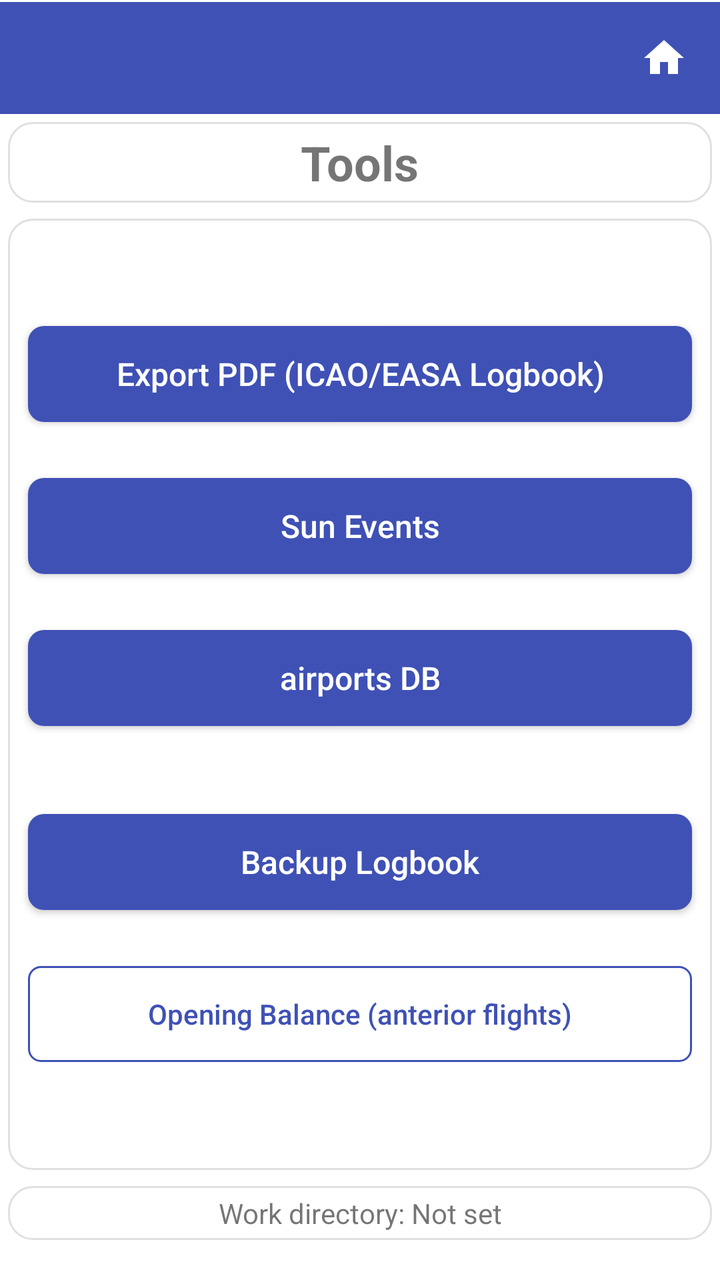
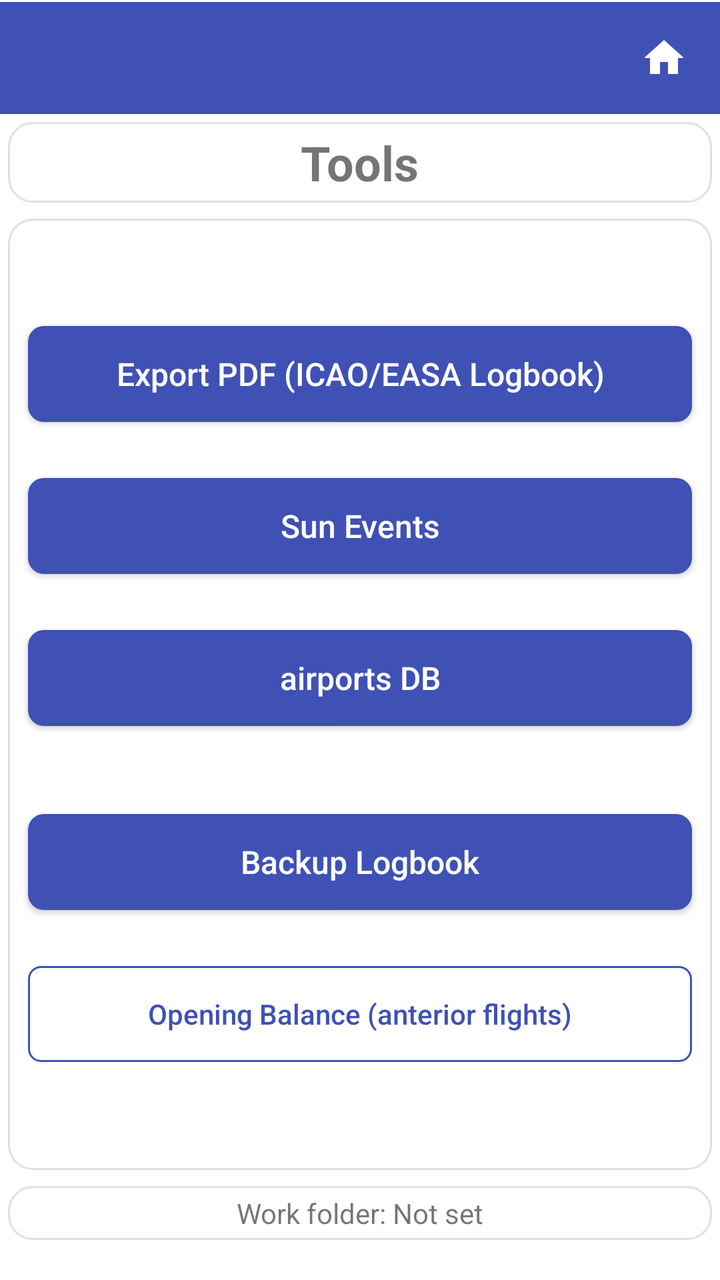

Before-and-after screenshots of an Android layout around one commit, followed by the original layout XML and the change that was made.
<!-- AndroidManifest.xml: application theme Theme.StripToLogbook.View -->
<!-- res/layout/activity_tools.xml -->
<?xml version="1.0" encoding="utf-8"?>
<LinearLayout xmlns:android="http://schemas.android.com/apk/res/android"
    android:layout_width="match_parent"
    android:layout_height="match_parent"
    android:orientation="vertical"
    android:paddingBottom="16dp">

    
    <include layout="@layout/view_app_toolbar" />

    
    <LinearLayout
        style="@style/Card.Surface"
        android:layout_width="match_parent"
        android:layout_height="wrap_content"
        android:autoSizeTextType="uniform"
        android:gravity="center"
        android:orientation="vertical">

        <TextView
            android:layout_width="wrap_content"
            android:layout_height="wrap_content"
            android:text="Tools"
            android:textSize="24sp"
            android:textStyle="bold" />


    </LinearLayout>

    
    <ScrollView
        android:id="@+id/scroll_view"
        style="@style/Card.Surface"
        android:layout_width="match_parent"
        android:layout_height="0dp"
        android:layout_marginTop="6dp"
        android:layout_weight="1">

        <LinearLayout
            android:layout_width="match_parent"
            android:layout_height="wrap_content"
            android:layout_gravity="center_vertical"
            android:orientation="vertical">

            <Button
                android:id="@+id/btn_export_pdf"
                style="@style/PrimaryButtonStyle"
                android:layout_width="match_parent"
                android:layout_height="wrap_content"
                android:text="Export PDF (ICAO/EASA Logbook)" />

            <Space
                android:layout_width="match_parent"
                android:layout_height="16dp" />

            <Button
                android:id="@+id/btn_flight_sun"
                style="@style/PrimaryButtonStyle"
                android:layout_width="match_parent"
                android:layout_height="wrap_content"
                android:text="Sun Events" />

            <Space
                android:layout_width="match_parent"
                android:layout_height="16dp" />

            <Button
                android:id="@+id/btn_airports"
                style="@style/PrimaryButtonStyle"
                android:layout_width="match_parent"
                android:layout_height="wrap_content"
                android:text="airports DB" />

            <Space
                android:layout_width="match_parent"
                android:layout_height="32dp" />


            <Button
                android:id="@+id/btn_backup"
                style="@style/PrimaryButtonStyle"
                android:layout_width="match_parent"
                android:layout_height="wrap_content"
                android:text="Backup Logbook" />

            <Space
                android:layout_width="match_parent"
                android:layout_height="16dp" />

            <Button
                android:id="@+id/btn_opening_balance"
                style="@style/SecondaryButtonStyle"
                android:layout_width="match_parent"
                android:layout_height="wrap_content"
                android:text="Opening Balance (anterior flights)" />


        </LinearLayout>

    </ScrollView>

    
    <LinearLayout
        style="@style/Card.Surface"
        android:layout_width="match_parent"
        android:layout_height="wrap_content"
        android:layout_marginBottom="30dp"
        android:gravity="center"
        android:orientation="horizontal">

        <TextView
            android:id="@+id/txt_work_directory"
            android:layout_width="match_parent"
            android:layout_height="wrap_content"
            android:gravity="center"
            android:text="Work directory: Not set" />


    </LinearLayout>

</LinearLayout>
<!-- res/layout/view_app_toolbar.xml (included above) -->
<?xml version="1.0" encoding="utf-8"?>
<LinearLayout xmlns:android="http://schemas.android.com/apk/res/android"
    android:id="@+id/toolbar_container"
    android:layout_width="match_parent"
    android:layout_height="wrap_content"
    android:orientation="vertical"
    android:background="@color/colorPrimary">

    <View
        android:id="@+id/status_bar_spacer"
        android:layout_width="match_parent"
        android:layout_height="0dp"
        android:background="@color/colorPrimary" />

    <View
        android:layout_width="match_parent"
        android:layout_height="1dp"
        android:background="@color/surface" />

    <LinearLayout
        android:layout_width="match_parent"
        android:layout_height="wrap_content"
        android:orientation="horizontal"
        android:gravity="center_vertical"
        android:background="@color/colorPrimary">

        <androidx.appcompat.widget.Toolbar
            android:id="@+id/toolbar"
            style="@style/ToolbarStyle"
            android:layout_width="0dp"
            android:layout_height="wrap_content"
            android:layout_weight="1"
            android:background="@color/colorPrimary"
            android:minHeight="?attr/actionBarSize" />

        <ImageButton
            android:id="@+id/btn_home"
            android:layout_width="?attr/actionBarSize"
            android:layout_height="?attr/actionBarSize"
            android:background="?attr/selectableItemBackgroundBorderless"
            android:contentDescription="Home"
            android:src="@drawable/ic_home" />
    </LinearLayout>
</LinearLayout>
<!-- resources referenced by this layout -->
<resources>
  <color name="colorPrimary">#3F51B5</color>
  <color name="surface">#FFFFFFFF</color>
  <!-- drawable ic_home (drawable) -->
  <?xml version="1.0" encoding="utf-8"?>
  <vector xmlns:android="http://schemas.android.com/apk/res/android"
      android:width="24dp"
      android:height="24dp"
      android:viewportWidth="24"
      android:viewportHeight="24">
      <path
          android:fillColor="@color/surface"
          android:pathData="M10,20v-6h4v6h5v-8h3L12,3 2,12h3v8z" />
  </vector>
  <style name="Card.Surface">
          <item name="android:background">@drawable/bg_card</item>
          <item name="android:padding">4dp</item>
          <item name="android:layout_margin">4dp</item>
      </style>
  <style name="ToolbarStyle" parent="Widget.AppCompat.Toolbar">
          <item name="android:background">@color/colorPrimary</item>
          <item name="titleTextAppearance">@style/ToolbarTitleStyle</item>
      </style>
  <!-- drawable bg_card (drawable) -->
  <?xml version="1.0" encoding="utf-8"?>
  <shape xmlns:android="http://schemas.android.com/apk/res/android">
      <solid android:color="@color/surface" />
      <corners android:radius="12dp" />
      <stroke android:width="1dp"
          android:color="@color/border" />
  </shape>
  <!-- drawable bg_button_primary (drawable) -->
  <?xml version="1.0" encoding="utf-8"?>
  <shape xmlns:android="http://schemas.android.com/apk/res/android">
      <solid android:color="@color/colorPrimary" />
      <corners android:radius="8dp" />
  </shape>
  <!-- drawable bg_button_secondary (drawable) -->
  <?xml version="1.0" encoding="utf-8"?>
  <shape xmlns:android="http://schemas.android.com/apk/res/android">
      <solid android:color="@android:color/transparent" />
      <stroke android:width="1dp" android:color="@color/colorPrimary" />
      <corners android:radius="6dp" />
  </shape>
  <style name="ToolbarTitleStyle" parent="Widget.AppCompat.EditText">
          
          <item name="android:textColor">@color/surface</item>
          <item name="tint">@android:color/white</item>
      </style>
  <color name="purple_500">#FF6200EE</color>
  <color name="purple_700">#FF3700B3</color>
  <color name="teal_200">#FF03DAC5</color>
  <color name="dropdown_background">#FFFFFFFF</color>
  <style name="NoBackgroundTextView" parent="Widget.AppCompat.TextView">
          <item name="android:background">@null</item>
      </style>
  <style name="MyAutoCompleteTextViewStyle" parent="Widget.AppCompat.AutoCompleteTextView">
          <item name="android:textSize">16sp</item>
          <item name="android:textColor">@color/text_primary</item>
          <item name="android:fontFamily">sans-serif</item>
          <item name="android:popupBackground">@color/dropdown_background</item>
      </style>
  <style name="ToolbarNavButtonStyle" parent="Widget.AppCompat.Toolbar.Button.Navigation">
          <item name="android:tint">@color/surface</item>
      </style>
  <color name="border">#E0E0E0</color>
  <!-- drawable edittext_background (drawable) -->
  <selector xmlns:android="http://schemas.android.com/apk/res/android">
      <item android:state_enabled="false"
          android:drawable="@android:color/transparent" />
      <item android:drawable="@drawable/edittext_background_shape" />
  
  
  
  </selector>
  <color name="text_primary">#DE000000</color>
  <!-- drawable edittext_background_shape (drawable) -->
  <shape xmlns:android="http://schemas.android.com/apk/res/android">
      <solid android:color="@color/edittext_background_color" />
      <corners android:radius="4dp" />
      
      <stroke android:width="1dp" android:color="@color/edittext_stroke_color" />
  </shape>
  <color name="edittext_background_color">#F5F5F5</color>
  <color name="edittext_stroke_color">#DDDDDD</color>
  <!-- unchanged entries left out for length: 4 -->
</resources>

<!-- the commit's change to res/layout/activity_tools.xml (unified diff, before → after) -->
@@ -109,11 +109,11 @@
         android:orientation="horizontal">
 
         <TextView
-            android:id="@+id/txt_work_directory"
+            android:id="@+id/txt_work_folder"
             android:layout_width="match_parent"
             android:layout_height="wrap_content"
             android:gravity="center"
-            android:text="Work directory: Not set" />
+            android:text="Work folder: Not set" />
 
 
     </LinearLayout>
